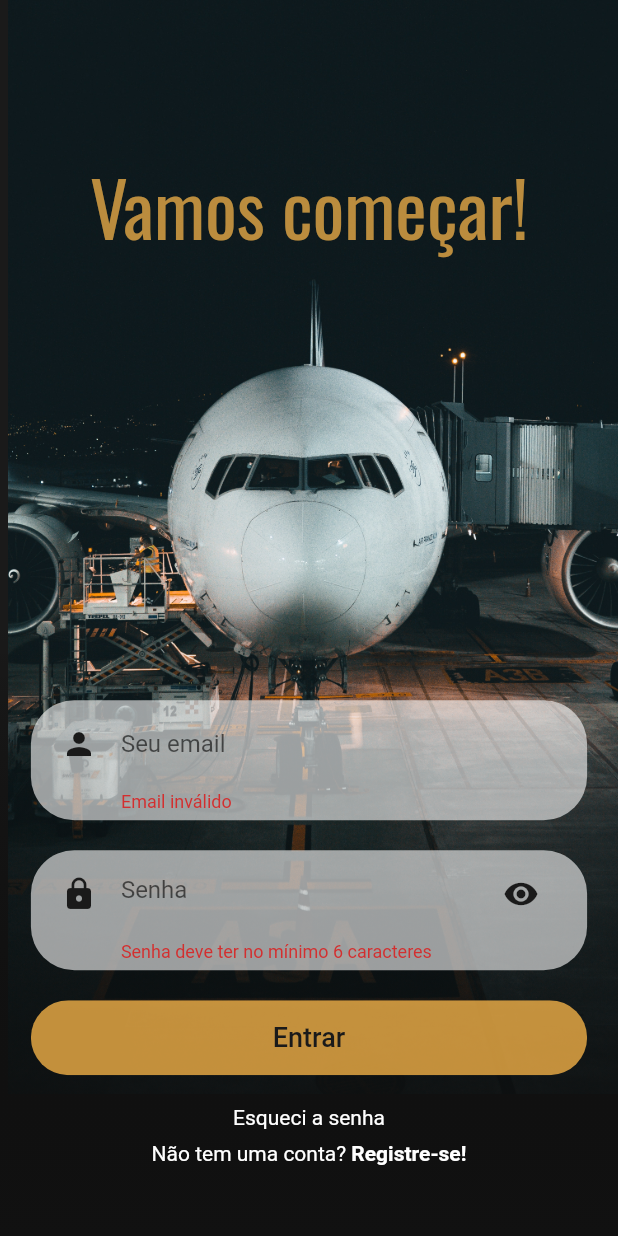
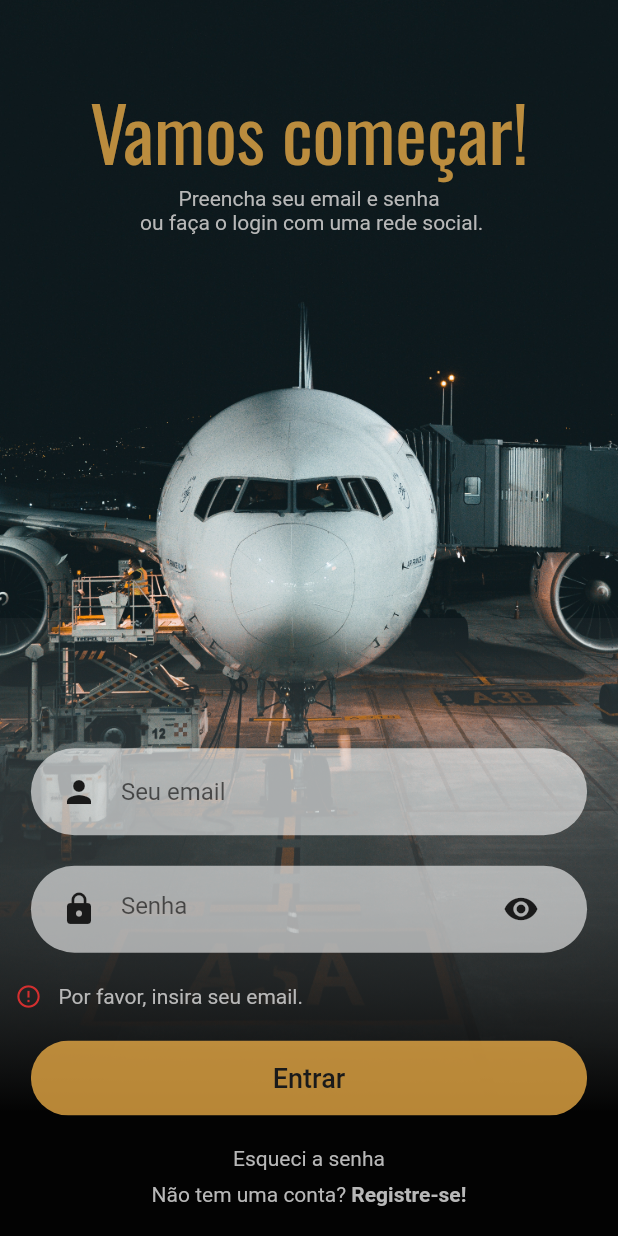
Before and after one commit to marcosmvgs/infoflight, a Flutter app: the AuthScreen screen opened by its route, after a tap on "Entrar", on a phone screen of 412 x 824 dp. Run offline on Flutter 3.47's test engine with Material 2 defaults, Android fonts, the phone set to English and light mode, and no system bars; our stand-ins replace flutter_chips_input, flutter_form_builder; accounts and stored records are empty.

Commit message:
Reconstruindo pág login e validando email e senha

```diff
--- a/lib/components/already_have_an_account.dart
+++ b/lib/components/already_have_an_account.dart
@@ -1,4 +1,5 @@
 import 'package:flutter/material.dart';
+import 'package:infoflight/utils/constants.dart';
 
 class AlreadyHaveAnAccountCheck extends StatelessWidget {
   final bool login;
@@ -13,12 +14,13 @@ class AlreadyHaveAnAccountCheck extends StatelessWidget {
   @override
   Widget build(BuildContext context) {
     return Row(
+      mainAxisAlignment: MainAxisAlignment.center,
       children: [
         Text(
           login
           ? 'Não tem uma conta?'
           : 'Já possui uma conta?',
-          style: TextStyle(color: Colors.white, fontSize: 14),
+          style: TextStyle(color: Constants.kNeutralColor, fontSize: 14),
         ),
         GestureDetector(
           onTap: press,
@@ -27,7 +29,7 @@ class AlreadyHaveAnAccountCheck extends StatelessWidget {
             ? ' Registre-se!'
             : ' Entre!',
               style: const TextStyle(
-                  color: Colors.white,
+                  color: Constants.kNeutralColor,
                   fontSize: 14,
                   fontWeight: FontWeight.bold)),
         ),
--- a/lib/components/auth_form.dart
+++ b/lib/components/auth_form.dart
@@ -1,13 +1,16 @@
 import 'package:flutter/material.dart';
 import 'package:infoflight/components/already_have_an_account.dart';
 import 'package:infoflight/components/button_mockup.dart';
+import 'package:infoflight/components/form_error.dart';
 import 'package:infoflight/components/rounded_input_field.dart';
 import 'package:infoflight/components/rounded_password_field.dart';
 import 'package:infoflight/core/models/auth_form_data.dart';
+import 'package:infoflight/utils/constants.dart';
+import 'package:infoflight/utils/size_config.dart';
 
 class AuthForm extends StatefulWidget {
-  void Function(AuthFormData formData) onSubmit;
-  AuthForm({
+  final void Function(AuthFormData formData) onSubmit;
+  const AuthForm({
     Key? key,
     required this.size,
     required this.onSubmit,
@@ -22,12 +25,14 @@ class AuthForm extends StatefulWidget {
 class _AuthFormState extends State<AuthForm> {
   final _formKey = GlobalKey<FormState>();
   final _formData = AuthFormData();
+  final List<String> errors = [];
 
   void _submit() {
     final isValid = _formKey.currentState?.validate() ?? false;
 
     if (!isValid) return;
     widget.onSubmit(_formData);
+    _formKey.currentState!.save();
   }
 
   @override
@@ -35,49 +40,66 @@ class _AuthFormState extends State<AuthForm> {
     return Form(
       key: _formKey,
       child: Column(
-        mainAxisAlignment: MainAxisAlignment.end,
         children: [
-          RoundedInputField(
+          SizedBox(height: getProportionateScreenHeight(20)),
+          RoundedInputEmailField(
             size: widget.size,
             hintText: 'Seu email',
-            onChanged: (email) {
-              _formData.email = email;
+            onChanged: (value) {
+              if (value.isNotEmpty &&
+                  errors.contains(Constants.kEmailNullError)) {
+                setState(() {
+                  errors.remove(Constants.kEmailNullError);
+                });
+              } else if (Constants.regExp.hasMatch(value) &&
+                  errors.contains(Constants.kInvalidEmailError)) {
+                setState(() {
+                  errors.remove(Constants.kInvalidEmailError);
+                });
+              }
+            },
+            validator: (value) {
+              final _value = value ?? '';
+              if (_value.isEmpty &&
+                  !errors.contains(Constants.kEmailNullError)) {
+                setState(() {
+                  errors.add(Constants.kEmailNullError);
+                });
+              } else if (!Constants.regExp.hasMatch(_value) &&
+                  !errors.contains(Constants.kInvalidEmailError)) {
+                setState(() {
+                  errors.add(Constants.kInvalidEmailError);
+                });
+              }
+              return null;
             },
           ),
-          RoundedPasswordField(
+          SizedBox(height: getProportionateScreenHeight(20)),
+          RoundedInputPasswordField(
             labelText: _formData.isLogin ? 'Senha' : 'Digite uma Senha',
             size: widget.size,
             onChaged: (password) {
               _formData.password = password;
             },
           ),
-          if (_formData.isSignup)
-            RoundedPasswordField(
-              labelText: 'Confirme a senha',
-              size: widget.size,
-              onChaged: (password) {
-                _formData.password = password;
-              },
-            ),
-          Container(
-            margin: const EdgeInsets.symmetric(vertical: 10),
+          SizedBox(height: getProportionateScreenHeight(20)),
+          FormError(errors: errors),
+          SizedBox(height: getProportionateScreenHeight(20)),
+          SizedBox(
             width: widget.size.width * 0.9,
             height: 50,
             child: ButtonMockUp(
               labelText: _formData.isLogin ? 'Entrar' : 'Cadastrar',
               onPressed: _submit,
-              backColor: Theme.of(context)
-                  .colorScheme
-                  .secondaryContainer
-                  .withAlpha(195),
+              backColor: Constants.KHighLightColor,
             ),
           ),
-          const SizedBox(height: 10),
+          SizedBox(height: getProportionateScreenHeight(20)),
           GestureDetector(
             onTap: () {},
             child: const Text(
               'Esqueci a senha',
-              style: TextStyle(color: Colors.white, fontSize: 14),
+              style: TextStyle(color: Constants.kNeutralColor, fontSize: 14),
             ),
           ),
           const SizedBox(height: 8),
--- /dev/null
+++ b/lib/components/form_error.dart
@@ -0,0 +1,32 @@
+import 'package:flutter/material.dart';
+import 'package:infoflight/utils/constants.dart';
+import 'package:infoflight/utils/size_config.dart';
+
+class FormError extends StatelessWidget {
+  const FormError({
+    Key? key,
+    required this.errors,
+  }) : super(key: key);
+
+  final List<String> errors;
+
+  @override
+  Widget build(BuildContext context) {
+    return Column(
+      children: List.generate(errors.length, (index) => formErrorText(error: errors[index]))
+    );
+  }
+
+  Row formErrorText({String? error}) {
+    return Row(
+        children: [
+          Icon(Icons.error_outline, color: Colors.red.shade700, size: 18,),
+          SizedBox(width: getProportionateScreenWidth(10)),
+          Text(error ?? 'Aconteceu algum erro', style: const TextStyle(
+            color: Constants.kNeutralColor
+          ),),
+
+        ],
+      );
+  }
+}
--- a/lib/components/rounded_input_field.dart
+++ b/lib/components/rounded_input_field.dart
@@ -1,40 +1,34 @@
 import 'package:flutter/material.dart';
 import 'package:infoflight/components/textfield_container.dart';
+import 'package:infoflight/utils/constants.dart';
 
-class RoundedInputField extends StatelessWidget {
+class RoundedInputEmailField extends StatelessWidget {
   final String hintText;
   final IconData icon;
   final ValueChanged<String> onChanged;
   final Size size;
+  final String? Function(String?)? validator;
 
-  RoundedInputField({
-    Key? key,
-    required this.size,
-    required this.hintText,
-    this.icon = Icons.person,
-    required this.onChanged,
-  }) : super(key: key);
-
-  final RegExp regExp = RegExp(
-      r"^[a-zA-Z0-9.!#$%&'*+/=?^_`{|}~-]+@[a-zA-Z0-9-]+(?:\.[a-zA-Z0-9-]+)*$");
+  const RoundedInputEmailField(
+      {Key? key,
+      required this.size,
+      required this.hintText,
+      this.icon = Icons.person,
+      required this.onChanged,
+      this.validator})
+      : super(key: key);
 
   @override
   Widget build(BuildContext context) {
     return TextFieldContainer(
       size: size,
       child: TextFormField(
-        validator: (email_) {
-          final email = email_ ?? '';
-          if (!regExp.hasMatch(email)) {
-            return 'Email inválido';
-          }
-          return null;
-        },
+        validator: validator,
         onChanged: onChanged,
         decoration: InputDecoration(
             icon: Icon(
               icon,
-              color: Theme.of(context).scaffoldBackgroundColor,
+              color: Constants.kBackgroundColor,
             ),
             hintText: hintText,
             border: InputBorder.none),
--- a/lib/components/rounded_password_field.dart
+++ b/lib/components/rounded_password_field.dart
@@ -1,10 +1,10 @@
 import 'package:flutter/material.dart';
 import 'package:infoflight/components/textfield_container.dart';
 
-class RoundedPasswordField extends StatefulWidget {
+class RoundedInputPasswordField extends StatefulWidget {
   final ValueChanged<String> onChaged;
   final String labelText;
-  const RoundedPasswordField({
+  const RoundedInputPasswordField({
     Key? key,
     required this.size,
     required this.onChaged,
@@ -14,10 +14,11 @@ class RoundedPasswordField extends StatefulWidget {
   final Size size;
 
   @override
-  State<RoundedPasswordField> createState() => _RoundedPasswordFieldState();
+  State<RoundedInputPasswordField> createState() =>
+      _RoundedInputPasswordFieldState();
 }
 
-class _RoundedPasswordFieldState extends State<RoundedPasswordField> {
+class _RoundedInputPasswordFieldState extends State<RoundedInputPasswordField> {
   bool _obscureText = true;
 
   @override
@@ -25,13 +26,6 @@ class _RoundedPasswordFieldState extends State<RoundedPasswordField> {
     return TextFieldContainer(
         size: widget.size,
         child: TextFormField(
-          validator: (password_) {
-            final password = password_ ?? '';
-            if (password.trim().length < 6) {
-              return 'Senha deve ter no mínimo 6 caracteres';
-            }
-            return null;
-          },
           onChanged: widget.onChaged,
           obscureText: _obscureText,
           decoration: InputDecoration(
--- a/lib/components/textfield_container.dart
+++ b/lib/components/textfield_container.dart
@@ -13,7 +13,6 @@ class TextFieldContainer extends StatelessWidget {
   @override
   Widget build(BuildContext context) {
     return Container(
-      margin: const EdgeInsets.symmetric(vertical: 10),
       padding: const EdgeInsets.symmetric(horizontal: 20, vertical: 5),
       width: size.width * 0.9,
       decoration: BoxDecoration(
--- a/lib/screens/auth_screen.dart
+++ b/lib/screens/auth_screen.dart
@@ -2,6 +2,7 @@ import 'package:flutter/material.dart';
 import 'package:infoflight/components/auth_form.dart';
 import 'package:infoflight/core/models/auth_form_data.dart';
 import 'package:infoflight/core/services/auth_service.dart';
+import 'package:infoflight/utils/constants.dart';
 
 class AuthScreen extends StatefulWidget {
   const AuthScreen({super.key});
@@ -45,65 +46,62 @@ class _AuthScreenState extends State<AuthScreen> {
   Widget build(BuildContext context) {
     final size = MediaQuery.of(context).size;
     return Scaffold(
+      backgroundColor: const Color.fromARGB(255, 32, 32, 32),
       body: Stack(
         alignment: Alignment.center,
         children: [
-          Positioned(
-            bottom: 95,
-            left: 5,
-            width: size.width + 5,
+          SizedBox(
+            width: size.width,
             height: size.height,
-            child: Image.asset(
-              'assets/images/login_image.jpg',
-              fit: BoxFit.cover,
-            ),
           ),
           Positioned(
+            bottom: 80,
+            child: Container(
               width: size.width,
-              height: size.height * 0.5,
-              bottom: 0,
-              child: Container(
-                decoration: const BoxDecoration(
-                    gradient: LinearGradient(
-                  colors: [
-                    Color.fromARGB(0, 0, 0, 0),
-                    Color.fromARGB(255, 17, 17, 17),
-                  ],
-                  begin: Alignment(0, -1),
-                  end: Alignment(0, 1),
-                )),
-              )),
-          Positioned(
-            top: 100,
-            child: Text(
-              "Vamos começar!",
-              style: TextStyle(
-                fontFamily: 'Oswald',
-                color: Theme.of(context)
-                    .colorScheme
-                    .secondaryContainer
-                    .withAlpha(185),
-                fontSize: 50,
+              height: size.height,
+              child: Image.asset(
+                'assets/images/login_image.jpg',
+                fit: BoxFit.cover,
               ),
             ),
           ),
           Positioned(
-              top: 200,
-              height: size.height * 0.7,
-              child: AuthForm(
-                onSubmit: _handleSubmit,
-                size: size,
-              )),
-          if (_isLoading)
-            Container(
+            bottom: 0,
+            child: Container(
+              width: size.width,
+              height: size.height * 0.5,
               decoration:
-                  const BoxDecoration(color: Color.fromRGBO(0, 0, 0, 0.5)),
-              child: Center(
-                child: RefreshProgressIndicator(
-                  color: Theme.of(context).colorScheme.secondaryContainer,
-                ),
+                  const BoxDecoration(gradient: Constants.kBackgroundGradient),
+            ),
+          ),
+          Positioned(
+            child: Container(
+              alignment: Alignment.center,
+              padding: const EdgeInsets.fromLTRB(10, 50, 10, 20),
+              width: size.width,
+              height: size.height,
+              child: Column(
+                children: [
+                  const Text(
+                    'Vamos começar!',
+                    style: TextStyle(
+                        fontSize: 50,
+                        color: Constants.KHighLightColor,
+                        fontFamily: 'Oswald'),
+                  ),
+                  const Expanded(
+                    child: Text(
+                      'Preencha seu email e senha\n ou faça o login com uma rede social.',
+                      textAlign: TextAlign.center,
+                      style: TextStyle(
+                          color: Constants.kNeutralColor, fontSize: 14),
+                    ),
+                  ),
+                  AuthForm(size: size, onSubmit: _handleSubmit)
+                ],
               ),
-            )
+            ),
+          ),
         ],
       ),
     );
--- a/lib/screens/onboard_screen.dart
+++ b/lib/screens/onboard_screen.dart
@@ -1,11 +1,14 @@
 import 'package:flutter/material.dart';
 import 'package:infoflight/components/onboard_body.dart';
+import 'package:infoflight/utils/size_config.dart';
 
 class OnboardScreen extends StatelessWidget {
   const OnboardScreen({super.key});
 
   @override
   Widget build(BuildContext context) {
+    SizeConfig().init(context);
+
     return const Scaffold(
       body: OnboardBody(),
     );
--- a/lib/utils/app_routes.dart
+++ b/lib/utils/app_routes.dart
@@ -7,4 +7,5 @@ class AppRoutes {
   static const String AIRFIELD_INFO = '/airfield-info';
   static const String ONBOARD = '/';
   static const String LOGIN = '/login';
+  static const String AUTH_OR_APP = '/auth-or-app';
 }
--- a/lib/utils/constants.dart
+++ b/lib/utils/constants.dart
@@ -1,8 +1,26 @@
 // ignore_for_file: constant_identifier_names
+import 'package:flutter/material.dart';
 
-class Constants {
+abstract class Constants {
   static const AIRFIELD_INFO_URL =
       "https://api-redemet.decea.mil.br/aerodromos/?api_key=Ab7mwKofsb2zfTUStwB3ltFSlkO20Ab4bxIczWlu&pais=Brasil";
   static const AIRFIELD_STATUS_URL =
       "https://api-redemet.decea.mil.br/aerodromos/status/pais/BRASIL?api_key=Ab7mwKofsb2zfTUStwB3ltFSlkO20Ab4bxIczWlu";
+
+  static const kBackgroundColor = Color.fromRGBO(26, 26, 26, 1.0);
+  static const KHighLightColor = Color.fromARGB(185, 252, 184, 74);
+  static const kTextColor = Color.fromARGB(255, 238, 238, 238);
+  static const kNeutralColor = Color.fromARGB(255, 184, 184, 184);
+  static const kBackgroundGradient = LinearGradient(
+      colors: [Color.fromARGB(15, 139, 139, 139), Color.fromARGB(255, 3, 3, 3)],
+      begin: Alignment(0, -1),
+      end: Alignment(0, 0.6));
+
+  static final RegExp regExp = RegExp(
+      r"^[a-zA-Z0-9.]+@[a-zA-Z0-9]+.[a-zA-Z]+");
+
+  static const String kEmailNullError = 'Por favor, insira seu email.';
+  static const String kInvalidEmailError = 'Por favor, insira um email válido.';
+  static const String kPassNullError = 'Por favor, insira sua senha.';
+  static const String kMatchPassError = 'As senhas não conferem.';
 }
--- /dev/null
+++ b/lib/utils/size_config.dart
@@ -0,0 +1,26 @@
+import 'package:flutter/cupertino.dart';
+
+class SizeConfig {
+  static MediaQueryData? _mediaQueryData;
+  static double? screenWidth;
+  static double? screenHeight;
+  static double? defaultSize;
+  static Orientation? orientation;
+
+  void init(BuildContext context) {
+    _mediaQueryData = MediaQuery.of(context);
+    screenWidth = _mediaQueryData!.size.width;
+    screenHeight = _mediaQueryData!.size.height;
+    orientation = _mediaQueryData!.orientation;
+  }
+}
+
+double getProportionateScreenHeight(double inputHeight) {
+  double screenHeight = SizeConfig.screenHeight!;
+  return (inputHeight / 812.0) * screenHeight;
+}
+
+double getProportionateScreenWidth(double inputWidth) {
+  double screenWidth = SizeConfig.screenWidth!;
+  return (inputWidth / 375.0) * screenWidth;
+}
```
Also changed, not shown: lib/components/onboard_body.dart (+12 -18 lines), lib/core/services/auth_or_app.dart (added, +24 -0 lines), lib/main.dart (+10 -18 lines).
